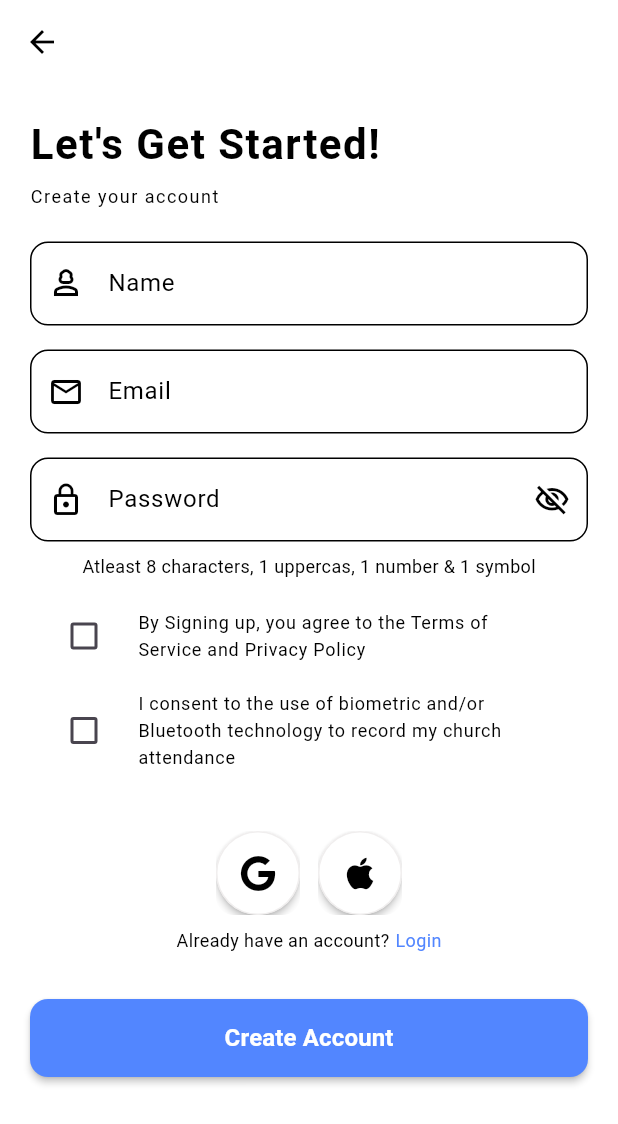
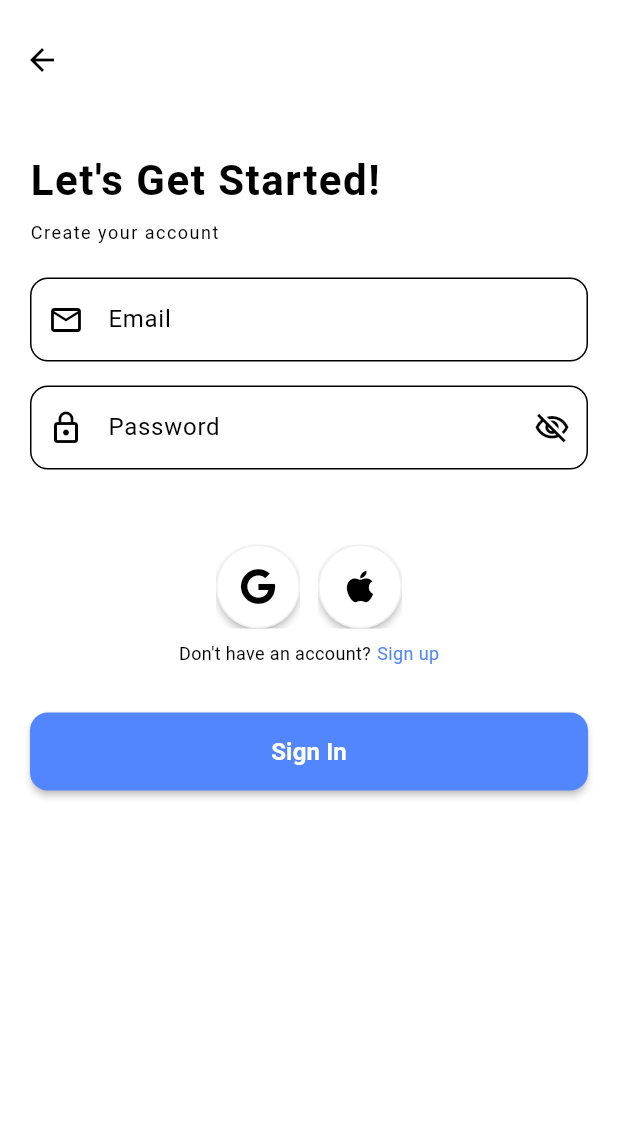
Before and after one commit to Achu-Worifung/rejoice-greatly-mobile-app, a Flutter app: the EmailLoginPage screen opened directly, on a phone screen of 412 x 824 dp. Shown: the top 1124 px of the screen. Run offline on Flutter 3.47's test engine with Material 3 defaults, Android fonts, the phone set to English and light mode, and no system bars; our stand-ins replace font_awesome_flutter.

Commit message:
feat: concluded navigation between sign in/up forms

```diff
--- a/lib/pages/email_login_page.dart
+++ b/lib/pages/email_login_page.dart
@@ -0,0 +1,293 @@
+import 'package:flutter/material.dart';
+import 'package:font_awesome_flutter/font_awesome_flutter.dart';
+
+import 'package:church_app/pages/login_page.dart';
+
+class EmailLoginPage extends StatefulWidget {
+  const EmailLoginPage({super.key});
+
+  @override
+  State<EmailLoginPage> createState() => _EmailLoginPageState();
+}
+
+class _EmailLoginPageState extends State<EmailLoginPage> {
+  final _formKey = GlobalKey<FormState>();
+  final _emailController = TextEditingController();
+  final _passwordController = TextEditingController();
+  bool _obscurePassword = true;
+
+  @override
+  void dispose() {
+    _emailController.dispose();
+    _passwordController.dispose();
+    super.dispose();
+  }
+
+  void _submit() {
+    if (_formKey.currentState!.validate()) {
+      // TODO: handle submission
+      print("Email: ${_emailController.text}");
+      print("Password: ${_passwordController.text}");
+    }
+  }
+
+  void _googleSignUp() {}
+
+  void _appleSignUp() {}
+
+  @override
+  Widget build(BuildContext context) {
+    return Scaffold(
+      appBar: AppBar(
+        toolbarHeight: 80, // adds space to the top
+        backgroundColor: Colors.white,
+        elevation: 0,
+        title: const Text(""),
+        scrolledUnderElevation: 0,
+        leading: IconButton(
+          icon: const Icon(Icons.arrow_back, color: Colors.black),
+          onPressed: () => Navigator.pop(context),
+        ),
+      ),
+
+      body: Container(
+        width: double.infinity,
+        height: double.infinity,
+        color: Colors.white,
+        child: ListView(
+          padding: const EdgeInsets.all(20),
+          children: [
+            const Text(
+              "Let's Get Started!",
+              style: TextStyle(
+                color: Colors.black,
+                fontSize: 28,
+                fontWeight: FontWeight.w700,
+                letterSpacing: 1,
+              ),
+            ),
+            const SizedBox(height: 6),
+            const Text(
+              "Create your account",
+              style: TextStyle(
+                color: Colors.black,
+                fontSize: 12,
+                fontWeight: FontWeight.w400,
+                letterSpacing: 1,
+              ),
+            ),
+            const SizedBox(height: 22),
+            Form(
+              key: _formKey,
+              child: Column(
+                children: [
+                  // Email
+                  TextFormField(
+                    controller: _emailController,
+                    style: const TextStyle(color: Colors.black),
+                    keyboardType: TextInputType.emailAddress,
+                    decoration: _inputDecoration(
+                      label: "Email",
+                      icon: Icons.email_outlined,
+                    ),
+                    validator: (v) {
+                      if (v == null || v.isEmpty)
+                        return "Please enter your email";
+                      if (!v.contains("@")) return "Please enter a valid email";
+                      return null;
+                    },
+                  ),
+                  const SizedBox(height: 16),
+
+                  // Password
+                  TextFormField(
+                    controller: _passwordController,
+                    obscureText: _obscurePassword,
+                    style: const TextStyle(color: Colors.black),
+                    decoration:
+                        _inputDecoration(
+                          label: "Password",
+                          icon: Icons.lock_outline,
+                        ).copyWith(
+                          suffixIcon: IconButton(
+                            icon: Icon(
+                              _obscurePassword
+                                  ? Icons.visibility_off_outlined
+                                  : Icons.visibility_outlined,
+                              color: Colors.black,
+                            ),
+                            onPressed: () => setState(
+                              () => _obscurePassword = !_obscurePassword,
+                            ),
+                          ),
+                        ),
+                    validator: (v) {
+                      if (v == null || v.isEmpty) {
+                        return "Please enter your password";
+                      }
+                      if (v.length < 6) {
+                        return "Password must be at least 6 characters";
+                      }
+                      return null;
+                    },
+                  ),
+                  const SizedBox(height: 8),
+                  // const Text(
+                  //   "Atleast 8 characters, 1 uppercas, 1 number & 1 symbol",
+                  //   textAlign: TextAlign.left,
+                  //   style: TextStyle(color: Colors.black, fontSize: 12),
+                  // ),
+                  const SizedBox(height: 10),
+
+                  const SizedBox(height: 32),
+                  Row(
+                    mainAxisAlignment: MainAxisAlignment.center,
+                    children: [
+                      ClipRRect(
+                        borderRadius: BorderRadius.circular(12),
+
+                        child: SizedBox(
+                          width: 56,
+                          height: 56,
+                          child: ElevatedButton(
+                            onPressed: _googleSignUp,
+                            style: ElevatedButton.styleFrom(
+                              side: const BorderSide(
+                                color: Color.fromARGB(179, 234, 231, 231),
+                                width: 1,
+                              ),
+
+                              backgroundColor: Colors.white,
+                              shape: RoundedRectangleBorder(
+                                borderRadius: BorderRadius.circular(49),
+                              ),
+                              elevation: 2,
+                              padding: EdgeInsets.zero,
+                            ),
+                            child: const Center(
+                              child: FaIcon(
+                                FontAwesomeIcons.google,
+                                size: 24,
+                                color: Colors.black,
+                              ),
+                            ),
+                          ),
+                        ),
+                      ),
+                      const SizedBox(width: 12),
+                      ClipRRect(
+                        borderRadius: BorderRadius.circular(12),
+                        child: SizedBox(
+                          width: 56,
+                          height: 56,
+                          child: ElevatedButton(
+                            onPressed: _appleSignUp,
+                            style: ElevatedButton.styleFrom(
+                              side: const BorderSide(
+                                color: Color.fromARGB(179, 234, 231, 231),
+                                width: 1,
+                              ),
+
+                              backgroundColor: Colors.white,
+                              shape: RoundedRectangleBorder(
+                                borderRadius: BorderRadius.circular(52),
+                              ),
+                              elevation: 2,
+                              padding: EdgeInsets.zero,
+                            ),
+                            child: const Center(
+                              child: FaIcon(
+                                FontAwesomeIcons.apple,
+                                size: 24,
+                                color: Colors.black,
+                              ),
+                            ),
+                          ),
+                        ),
+                      ),
+                    ],
+                  ),
+                  const SizedBox(height: 8),
+                  SizedBox(
+                    height: 16,
+                    child: Row(
+                      mainAxisAlignment: MainAxisAlignment.center,
+                      children: [
+                        Text(
+                          "Don't have an account?",
+                          style: TextStyle(color: Colors.black, fontSize: 12),
+                        ),
+                        SizedBox(width: 4),
+                        GestureDetector(
+                          onTap: () => Navigator.pop(context),
+                          child: Text(
+                            "Sign up",
+                            style: TextStyle(
+                              color: Color(0xFF5286FF),
+                              fontSize: 12,
+                            ),
+                          ),
+                        ),
+                      ],
+                    ),
+                  ),
+                  const SizedBox(height: 32),
+                  // Submit button
+                  SizedBox(
+                    width: double.infinity,
+                    height: 52,
+                    child: ElevatedButton(
+                      onPressed: _submit,
+                      style: ElevatedButton.styleFrom(
+                        backgroundColor: const Color(0xFF5286FF),
+                        shape: RoundedRectangleBorder(
+                          borderRadius: BorderRadius.circular(12),
+                        ),
+                        elevation: 2,
+                      ),
+                      child: const Text(
+                        "Sign In",
+                        style: TextStyle(
+                          color: Colors.white,
+                          fontSize: 16,
+                          fontWeight: FontWeight.bold,
+                        ),
+                      ),
+                    ),
+                  ),
+                ],
+              ),
+            ),
+          ],
+        ),
+      ),
+    );
+  }
+
+  InputDecoration _inputDecoration({
+    required String label,
+    required IconData icon,
+  }) {
+    return InputDecoration(
+      labelText: label,
+      labelStyle: const TextStyle(color: Colors.black),
+      prefixIcon: Icon(icon, color: Colors.black),
+      enabledBorder: OutlineInputBorder(
+        borderRadius: BorderRadius.circular(12),
+        borderSide: const BorderSide(color: Colors.black),
+      ),
+      focusedBorder: OutlineInputBorder(
+        borderRadius: BorderRadius.circular(12),
+        borderSide: const BorderSide(color: Color(0xFF5286FF)),
+      ),
+      errorBorder: OutlineInputBorder(
+        borderRadius: BorderRadius.circular(12),
+        borderSide: const BorderSide(color: Colors.redAccent),
+      ),
+      focusedErrorBorder: OutlineInputBorder(
+        borderRadius: BorderRadius.circular(12),
+        borderSide: const BorderSide(color: Colors.redAccent),
+      ),
+    );
+  }
+}
--- a/lib/pages/email_signup_page.dart
+++ b/lib/pages/email_signup_page.dart
@@ -1,18 +1,23 @@
+import 'package:church_app/pages/email_login_page.dart';
 import 'package:flutter/material.dart';
 import 'package:font_awesome_flutter/font_awesome_flutter.dart';
 
-class EmailLoginPage extends StatefulWidget {
-  const EmailLoginPage({super.key});
+import 'package:church_app/pages/login_page.dart';
+
+class EmailSignupPage extends StatefulWidget {
+  const EmailSignupPage({super.key});
 
   @override
-  State<EmailLoginPage> createState() => _EmailLoginPageState();
+  State<EmailSignupPage> createState() => _EmailLoginPageState();
 }
 
-class _EmailLoginPageState extends State<EmailLoginPage> {
+class _EmailLoginPageState extends State<EmailSignupPage> {
   final _formKey = GlobalKey<FormState>();
   final _nameController = TextEditingController();
   final _emailController = TextEditingController();
   final _passwordController = TextEditingController();
+  String? _error;
+
   bool _obscurePassword = true;
   bool _termsAccepted = false;
   bool _privacyAccepted = false;
@@ -26,6 +31,12 @@ class _EmailLoginPageState extends State<EmailLoginPage> {
   }
 
   void _submit() {
+    if (!_termsAccepted || !_privacyAccepted) {
+      setState(() {
+        _error = "You must accept all policies and terms to continue.";
+      });
+      return;
+    }
     if (_formKey.currentState!.validate()) {
       // TODO: handle submission
       print("Name: ${_nameController.text}");
@@ -106,8 +117,9 @@ class _EmailLoginPageState extends State<EmailLoginPage> {
                       icon: Icons.email_outlined,
                     ),
                     validator: (v) {
-                      if (v == null || v.isEmpty)
+                      if (v == null || v.isEmpty) {
                         return "Please enter your email";
+                      }
                       if (!v.contains("@")) return "Please enter a valid email";
                       return null;
                     },
@@ -151,26 +163,49 @@ class _EmailLoginPageState extends State<EmailLoginPage> {
                     style: TextStyle(color: Colors.black, fontSize: 12),
                   ),
                   const SizedBox(height: 10),
+                  Column(
+                    crossAxisAlignment: CrossAxisAlignment.start,
+                    children: [
                       CheckboxListTile(
                         title: const Text(
                           "By Signing up, you agree to the Terms of Service and Privacy Policy",
                           style: TextStyle(color: Colors.black, fontSize: 12),
                         ),
                         value: _termsAccepted,
-                    onChanged: (val) => setState(() => _termsAccepted = val!),
+                        onChanged: (val) =>
+                            setState(() => _termsAccepted = val!),
                         activeColor: const Color(0xFF5286FF),
                         controlAffinity: ListTileControlAffinity.leading,
                       ),
+
                       CheckboxListTile(
                         title: const Text(
                           "I consent to the use of biometric and/or Bluetooth technology to record my church attendance",
                           style: TextStyle(color: Colors.black, fontSize: 12),
                         ),
                         value: _privacyAccepted,
-                    onChanged: (val) => setState(() => _privacyAccepted = val!),
+                        onChanged: (val) =>
+                            setState(() => _privacyAccepted = val!),
                         activeColor: const Color(0xFF5286FF),
                         controlAffinity: ListTileControlAffinity.leading,
                       ),
+
+                      if (_error != null)
+                        SizedBox(
+                          width: double.infinity,
+                          child: Text(
+                            _error!,
+                            textAlign: TextAlign.center,
+                            style: const TextStyle(
+                              color: Colors.red,
+                              fontSize: 12,
+                              fontWeight: FontWeight.bold,
+                            ),
+                          ),
+                        ),
+                    ],
+                  ),
+
                   const SizedBox(height: 32),
                   Row(
                     mainAxisAlignment: MainAxisAlignment.center,
@@ -251,7 +286,12 @@ class _EmailLoginPageState extends State<EmailLoginPage> {
                         ),
                         SizedBox(width: 4),
                         GestureDetector(
-                          onTap: () => Navigator.pop(context),
+                          onTap: () => Navigator.push(
+                            context,
+                            MaterialPageRoute(
+                              builder: (_) => const EmailLoginPage(),
+                            ),
+                          ),
                           child: Text(
                             "Login",
                             style: TextStyle(
--- a/lib/pages/login_page.dart
+++ b/lib/pages/login_page.dart
@@ -18,7 +18,7 @@ class LoginPage extends StatelessWidget {
   void _handleEmail(BuildContext context) {
     Navigator.push(
       context,
-      MaterialPageRoute(builder: (_) => const EmailLoginPage()),
+      MaterialPageRoute(builder: (_) => const EmailSignupPage()),
     );
   }
 
```
Lines whose indentation alone changed are shown as unchanged.
